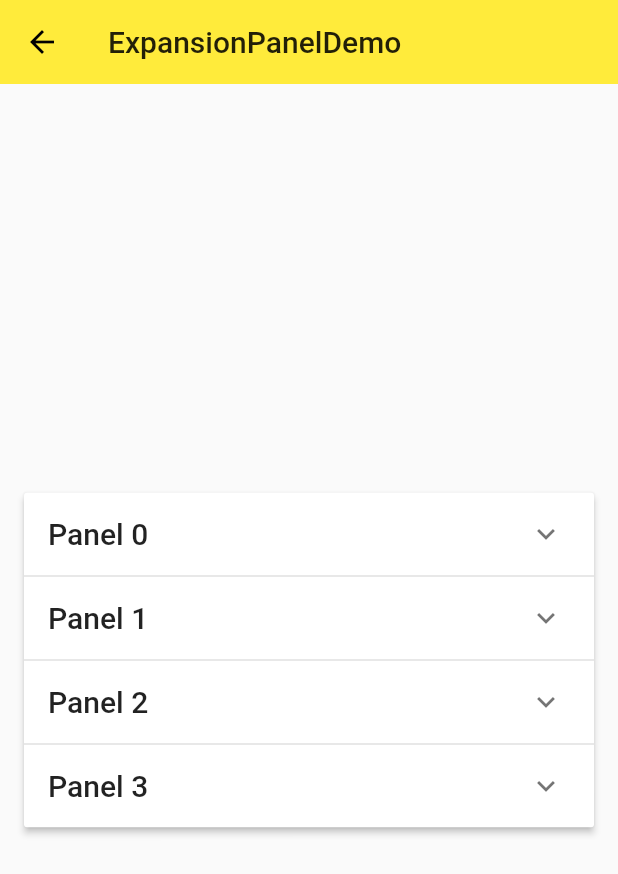
After one commit to maoai-xianyu/flutter_little, a Flutter app: the screen it shows after launch, after a tap on "ExpansionPanelDemo", on a phone screen of 412 x 824 dp. The commit adds this screen. Shown: the top 874 px of the screen. Run offline on Flutter 3.47's test engine with Material 2 defaults, Android fonts, the phone set to English and light mode, and no system bars.

Commit message:
收缩面板

```diff
--- /dev/null
+++ b/lib/demo/expansion_panel_demo.dart
@@ -0,0 +1,122 @@
+import 'package:flutter/material.dart';
+
+class ExpansionPanelItem {
+  final String title;
+  final Widget body;
+  bool isExpanded;
+
+  ExpansionPanelItem({
+    this.title,
+    this.body,
+    this.isExpanded,
+  });
+}
+
+class ExpansionPanelDemo extends StatefulWidget {
+  @override
+  State<StatefulWidget> createState() {
+    // TODO: implement createState
+    return _ExpansionPanelDemoState();
+  }
+}
+
+class _ExpansionPanelDemoState extends State<ExpansionPanelDemo> {
+  List<ExpansionPanelItem> expanionsPanleItems = [];
+
+  @override
+  void initState() {
+    super.initState();
+    debugPrint('----------');
+    expanionsPanleItems = List<ExpansionPanelItem>.generate(4, (i) {
+      return ExpansionPanelItem(
+        title: 'Panel $i',
+        body: Container(
+          padding: EdgeInsets.all(16.0),
+          width: double.infinity,
+          child: Text('Content for panel $i'),
+        ),
+        isExpanded: false,
+      );
+    });
+
+    // expanionsPanleItems = <ExpansionPanelItem>[
+    //   ExpansionPanelItem(
+    //     title: 'Panel A',
+    //     body: Container(
+    //       padding: EdgeInsets.all(16.0),
+    //       width: double.infinity,
+    //       child: Text('Content for panel A'),
+    //     ),
+    //     isExpanded: false,
+    //   ),
+    //   ExpansionPanelItem(
+    //     title: 'Panel B',
+    //     body: Container(
+    //       padding: EdgeInsets.all(16.0),
+    //       width: double.infinity,
+    //       child: Text('Content for panel A'),
+    //     ),
+    //     isExpanded: false,
+    //   ),
+    //   ExpansionPanelItem(
+    //     title: 'Panel C',
+    //     body: Container(
+    //       padding: EdgeInsets.all(16.0),
+    //       width: double.infinity,
+    //       child: Text('Content for panel A'),
+    //     ),
+    //     isExpanded: false,
+    //   ),
+    // ];
+
+    debugPrint('item ${expanionsPanleItems.length}');
+    expanionsPanleItems.forEach((item) {
+      debugPrint('item ${item.title}');
+    });
+  }
+
+  @override
+  Widget build(BuildContext context) {
+    // TODO: implement build
+    return Scaffold(
+      appBar: AppBar(
+        title: Text('ExpansionPanelDemo'),
+        elevation: 0.0,
+      ),
+      body: Container(
+        padding: EdgeInsets.all(16.0),
+        child: Column(
+          mainAxisAlignment: MainAxisAlignment.center,
+          children: <Widget>[
+            // 收缩面板
+            ExpansionPanelList(
+              expansionCallback: (int panelIndex, bool isExpanded) {
+                //panelIndex 索引号
+                setState(() {
+                  expanionsPanleItems[panelIndex].isExpanded = !isExpanded;
+                });
+              },
+              children: expanionsPanleItems.map(
+                (ExpansionPanelItem item) {
+                  return ExpansionPanel(
+                    body: item.body,
+                    isExpanded: item.isExpanded,
+                    headerBuilder: (BuildContext context, bool isExpanded) {
+                      return Container(
+                        padding: EdgeInsets.all(16.0),
+                        child: Text(
+                          '${item.title}',
+                          style: Theme.of(context).textTheme.title,
+                        ),
+                      );
+                    },
+                  );
+                },
+              ).toList(),
+            ),
+          ],
+        ),
+      ),
+    );
+  }
+}
--- a/lib/demo/material_components.dart
+++ b/lib/demo/material_components.dart
@@ -12,6 +12,7 @@ import './simpledialog_demo.dart';
 import './alert_dialog_demo.dart';
 import './bottom_sheet_demo.dart';
 import './snake_bar_demo.dart';
+import './expansion_panel_demo.dart';
 
 class MaterialComponents extends StatelessWidget {
   @override
@@ -23,6 +24,10 @@ class MaterialComponents extends StatelessWidget {
       ),
       body: ListView(
         children: <Widget>[
+          ListItem(
+            title: 'ExpansionPanelDemo',
+            page: ExpansionPanelDemo(),
+          ),
           ListItem(
             title: 'SnakeBarDemo',
             page: SnakeBarDemo(),
```
Also changed, not shown: 1 other file.
